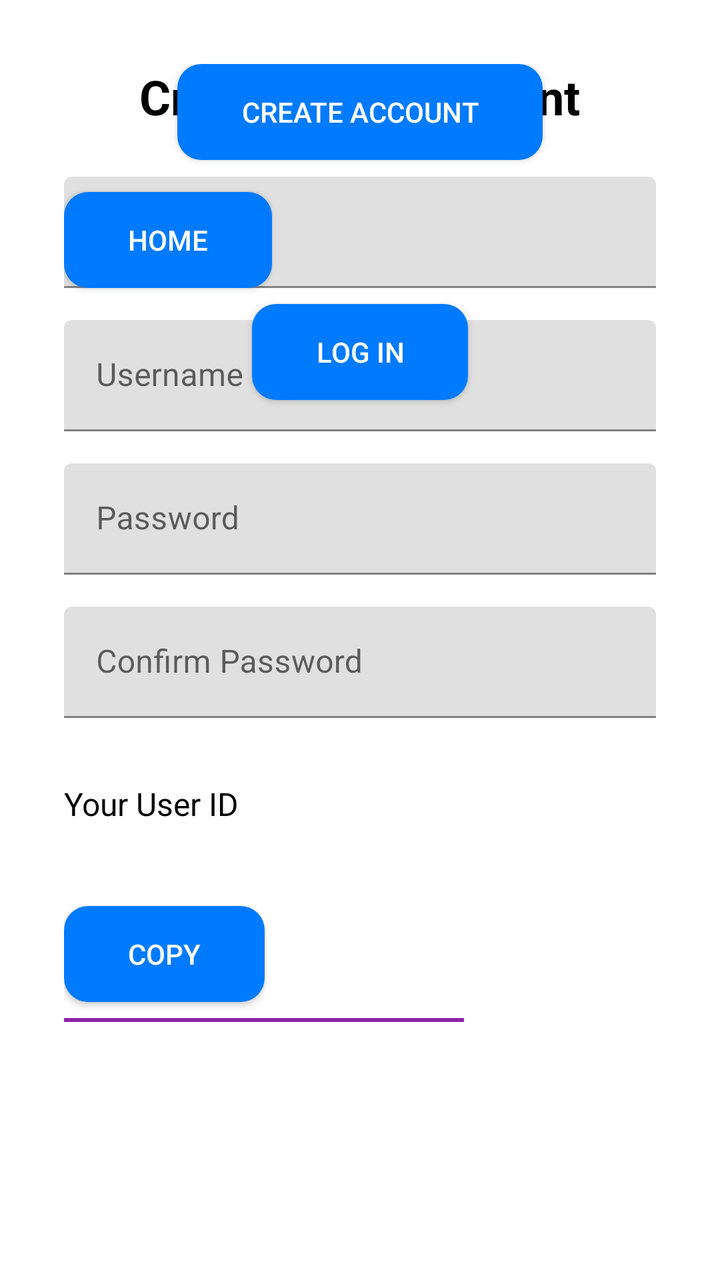
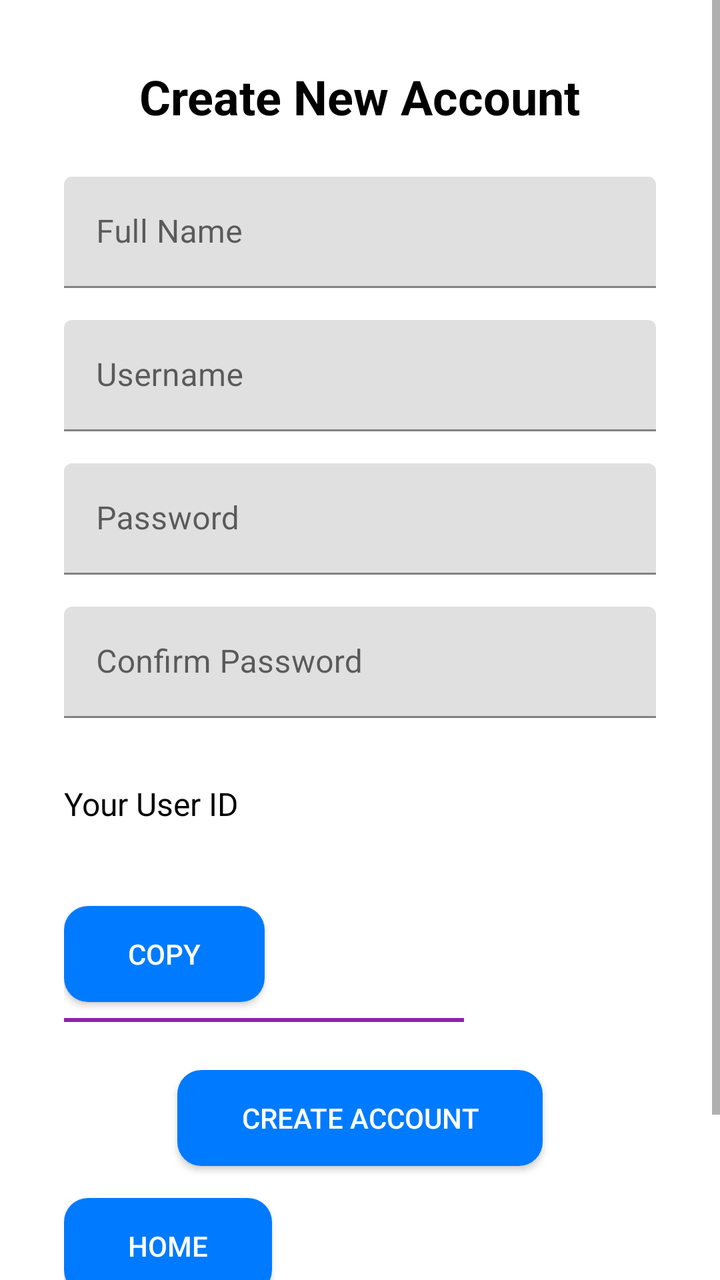

Two renders of the same Android screen: before a commit and after it. Below are the layout's source before the change and the commit's diff.
<!-- AndroidManifest.xml: application theme Theme.HarmonieBudget -->
<!-- res/layout/activity_register.xml -->
<?xml version="1.0" encoding="utf-8"?>
<ScrollView
    xmlns:android="http://schemas.android.com/apk/res/android"
    xmlns:app="http://schemas.android.com/apk/res-auto"
    android:layout_width="match_parent"
    android:layout_height="match_parent"
    android:fillViewport="true">

    <androidx.constraintlayout.widget.ConstraintLayout
        android:layout_width="match_parent"
        android:layout_height="wrap_content"
        android:padding="32dp"
        android:background="@color/white">

        
        <TextView
            android:id="@+id/tv_register_title"
            android:layout_width="wrap_content"
            android:layout_height="wrap_content"
            android:text="@string/create_account_title"
            android:textSize="24sp"
            android:textStyle="bold"
            app:layout_constraintTop_toTopOf="parent"
            app:layout_constraintStart_toStartOf="parent"
            app:layout_constraintEnd_toEndOf="parent" />

        
        <com.google.android.material.textfield.TextInputLayout
            android:id="@+id/til_name"
            android:layout_width="0dp"
            android:layout_height="wrap_content"
            android:layout_marginTop="24dp"
            app:layout_constraintTop_toBottomOf="@id/tv_register_title"
            app:layout_constraintStart_toStartOf="parent"
            app:layout_constraintEnd_toEndOf="parent">
            <com.google.android.material.textfield.TextInputEditText
                android:id="@+id/et_name"
                android:layout_width="match_parent"
                android:layout_height="wrap_content"
                android:hint="@string/name_hint"
                android:textColor="@android:color/black" />
        </com.google.android.material.textfield.TextInputLayout>

        
        <com.google.android.material.textfield.TextInputLayout
            android:id="@+id/til_username"
            android:layout_width="0dp"
            android:layout_height="wrap_content"
            android:layout_marginTop="16dp"
            app:layout_constraintTop_toBottomOf="@id/til_name"
            app:layout_constraintStart_toStartOf="parent"
            app:layout_constraintEnd_toEndOf="parent">
            <com.google.android.material.textfield.TextInputEditText
                android:id="@+id/et_username"
                android:layout_width="match_parent"
                android:layout_height="wrap_content"
                android:hint="@string/username_hint"
                android:textColor="@android:color/black" />
        </com.google.android.material.textfield.TextInputLayout>

        
        <com.google.android.material.textfield.TextInputLayout
            android:id="@+id/til_password"
            android:layout_width="0dp"
            android:layout_height="wrap_content"
            android:layout_marginTop="16dp"
            app:layout_constraintTop_toBottomOf="@id/til_username"
            app:layout_constraintStart_toStartOf="parent"
            app:layout_constraintEnd_toEndOf="parent">
            <com.google.android.material.textfield.TextInputEditText
                android:id="@+id/et_password"
                android:layout_width="match_parent"
                android:layout_height="wrap_content"
                android:hint="@string/password_hint"
                android:inputType="textPassword"
                android:textColor="@android:color/black" />
        </com.google.android.material.textfield.TextInputLayout>

        
        <com.google.android.material.textfield.TextInputLayout
            android:id="@+id/til_confirm_password"
            android:layout_width="0dp"
            android:layout_height="wrap_content"
            android:layout_marginTop="16dp"
            app:layout_constraintTop_toBottomOf="@id/til_password"
            app:layout_constraintStart_toStartOf="parent"
            app:layout_constraintEnd_toEndOf="parent">
            <com.google.android.material.textfield.TextInputEditText
                android:id="@+id/et_confirm_password"
                android:layout_width="match_parent"
                android:layout_height="wrap_content"
                android:hint="@string/confirm_password_hint"
                android:inputType="textPassword"
                android:textColor="@android:color/black" />
        </com.google.android.material.textfield.TextInputLayout>

        
        <TextView
            android:id="@+id/tv_user_id_label"
            android:layout_width="wrap_content"
            android:layout_height="wrap_content"
            android:text="@string/user_id_label"
            android:textSize="16sp"
            android:layout_marginTop="32dp"
            app:layout_constraintTop_toBottomOf="@id/til_confirm_password"
            app:layout_constraintStart_toStartOf="parent" />

        <TextView
            android:id="@+id/tv_generated_user_id"
            android:layout_width="wrap_content"
            android:layout_height="wrap_content"
            android:textSize="18sp"
            android:textStyle="bold"
            android:layout_marginTop="8dp"
            app:layout_constraintTop_toBottomOf="@id/tv_user_id_label"
            app:layout_constraintStart_toStartOf="parent" />

        
        <Button
            android:id="@+id/btn_copy_user_id"
            android:layout_width="wrap_content"
            android:layout_height="wrap_content"
            android:text="@string/copy"
            android:minHeight="48dp"
            android:paddingStart="32dp"
            android:paddingEnd="32dp"
            android:background="@drawable/rounded_button"
            android:textColor="#FFFFFF"
            android:layout_marginTop="8dp"
            app:layout_constraintTop_toBottomOf="@id/tv_generated_user_id"
            app:layout_constraintStart_toStartOf="parent" />

        
        <View
            android:layout_width="200dp"
            android:layout_height="2dp"
            android:background="#8E24AA"
            android:layout_marginTop="8dp"
            app:layout_constraintTop_toBottomOf="@id/btn_copy_user_id"
            app:layout_constraintStart_toStartOf="parent" />

        
        <Button
            android:id="@+id/btn_register"
            android:layout_width="wrap_content"
            android:layout_height="wrap_content"
            android:text="@string/create_account_button"
            android:minHeight="48dp"
            android:paddingStart="32dp"
            android:paddingEnd="32dp"
            android:background="@drawable/rounded_button"
            android:textColor="#FFFFFF"
            android:layout_marginTop="24dp"
            app:layout_constraintTop_toBottomOf="@id/View"
            app:layout_constraintStart_toStartOf="parent"
            app:layout_constraintEnd_toEndOf="parent" />

        
        <Button
            android:id="@+id/btn_home"
            android:layout_width="wrap_content"
            android:layout_height="wrap_content"
            android:text="@string/home_button"
            android:minHeight="48dp"
            android:paddingStart="32dp"
            android:paddingEnd="32dp"
            android:background="@drawable/rounded_button"
            android:textColor="#FFFFFF"
            android:layout_marginTop="16dp"
            app:layout_constraintTop_toBottomOf="@id/btn_register"
            app:layout_constraintStart_toStartOf="parent" />

        <Button
            android:id="@+id/btn_log_in"
            android:layout_width="wrap_content"
            android:layout_height="wrap_content"
            android:text="@string/log_in_button"
            android:minHeight="48dp"
            android:paddingStart="32dp"
            android:paddingEnd="32dp"
            android:background="@drawable/rounded_button"
            android:textColor="#FFFFFF"
            android:layout_marginTop="8dp"
            app:layout_constraintTop_toBottomOf="@id/btn_home"
            app:layout_constraintStart_toStartOf="parent"
            app:layout_constraintEnd_toEndOf="parent" />

    </androidx.constraintlayout.widget.ConstraintLayout>
</ScrollView>
<!-- resources referenced by this layout -->
<resources>
  <color name="white">#FFFFFFFF</color>
  <!-- drawable rounded_button (drawable) -->
  <?xml version="1.0" encoding="utf-8"?>
  <shape xmlns:android="http://schemas.android.com/apk/res/android">
      <solid android:color="#007AFF" /> 
      <corners android:radius="12dp" /> 
      <padding android:left="16dp" android:top="12dp" android:right="16dp" android:bottom="12dp" />
  </shape>
  <string name="confirm_password_hint">Confirm Password</string>
  <string name="copy">Copy</string>
  <string name="create_account_button">Create Account</string>
  <string name="create_account_title">Create New Account</string>
  <string name="home_button">Home</string>
  <string name="log_in_button">Log In</string>
  <string name="name_hint">Full Name</string>
  <string name="password_hint">Password</string>
  <string name="user_id_label">Your User ID</string>
  <string name="username_hint">Username</string>
  <style name="Theme.HarmonieBudget" parent="Theme.MaterialComponents.DayNight.NoActionBar">
  
          
          <item name="colorPrimary">@color/purple_500</item>
  
          
          <item name="colorPrimaryVariant">@color/purple_700</item>
  
          
          <item name="colorSecondary">@color/teal_200</item>
  
          
          <item name="android:windowBackground">@color/white</item>
  
          
          <item name="android:textColor">@android:color/black</item>
  
      </style>
  <color name="purple_500">#FF6200EE</color>
  <color name="purple_700">#FF3700B3</color>
  <color name="teal_200">#FF03DAC5</color>
</resources>

<!-- the commit's change to res/layout/activity_register.xml (unified diff, before → after) -->
@@ -132,6 +132,7 @@
 
         
         <View
+            android:id="@+id/divider"
             android:layout_width="200dp"
             android:layout_height="2dp"
             android:background="#8E24AA"
@@ -151,7 +152,7 @@
             android:background="@drawable/rounded_button"
             android:textColor="#FFFFFF"
             android:layout_marginTop="24dp"
-            app:layout_constraintTop_toBottomOf="@id/View"
+            app:layout_constraintTop_toBottomOf="@id/divider"
             app:layout_constraintStart_toStartOf="parent"
             app:layout_constraintEnd_toEndOf="parent" />
 
@@ -170,6 +171,7 @@
             app:layout_constraintTop_toBottomOf="@id/btn_register"
             app:layout_constraintStart_toStartOf="parent" />
 
+        
         <Button
             android:id="@+id/btn_log_in"
             android:layout_width="wrap_content"
